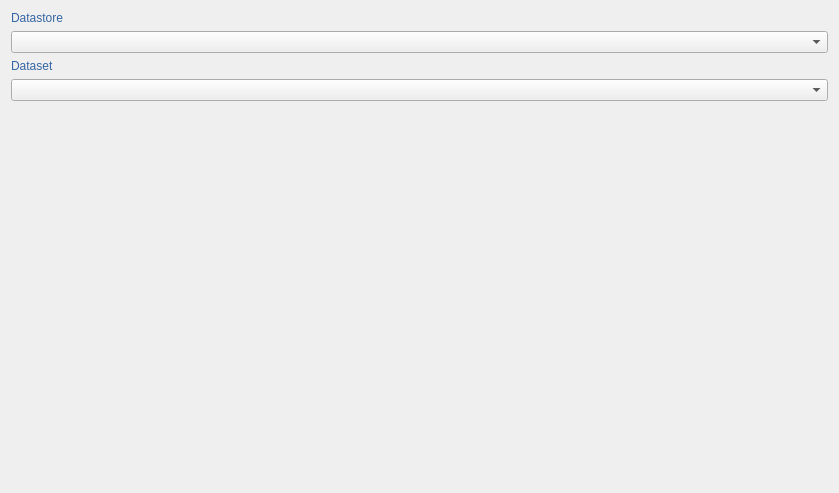
The window that geotuileur/gui/publication_creation/qwp_publication_form.ui (JulesGrillot/plugin-qgis-geoplateforme) describes before a commit, drawn with Qt 5.
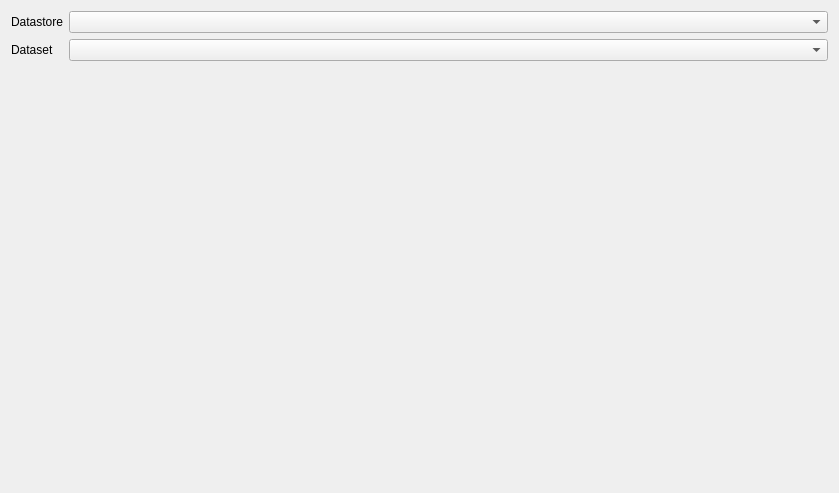
The same window after the commit. Custom widgets are drawn as their Qt base class.

Commit message: Remove specific style for QLabel

```diff
--- a/geotuileur/gui/publication_creation/qwp_publication_form.ui
+++ b/geotuileur/gui/publication_creation/qwp_publication_form.ui
@@ -17,7 +17,42 @@
    <locale language="English" country="UnitedStates"/>
   </property>
   <layout class="QGridLayout" name="gridLayout">
-   <item row="7" column="0">
+   <item row="1" column="1">
+    <widget class="DatastoreComboBox" name="cbx_datastore"/>
+   </item>
+   <item row="5" column="1">
+    <widget class="StoredDataComboBox" name="cbx_stored_data"/>
+   </item>
+   <item row="5" column="0">
+    <widget class="QLabel" name="lbl_stored_data">
+     <property name="sizePolicy">
+      <sizepolicy hsizetype="Fixed" vsizetype="Preferred">
+       <horstretch>0</horstretch>
+       <verstretch>0</verstretch>
+      </sizepolicy>
+     </property>
+     <property name="text">
+      <string>Dataset</string>
+     </property>
+    </widget>
+   </item>
+   <item row="1" column="0">
+    <widget class="QLabel" name="lbl_datastore">
+     <property name="sizePolicy">
+      <sizepolicy hsizetype="Fixed" vsizetype="Preferred">
+       <horstretch>0</horstretch>
+       <verstretch>0</verstretch>
+      </sizepolicy>
+     </property>
+     <property name="text">
+      <string>Datastore</string>
+     </property>
+    </widget>
+   </item>
+   <item row="6" column="0" colspan="2">
+    <widget class="PublicationForm" name="wdg_publication_form" native="true"/>
+   </item>
+   <item row="7" column="0" colspan="2">
     <spacer name="verticalSpacer">
      <property name="orientation">
       <enum>Qt::Vertical</enum>
@@ -30,44 +65,18 @@
      </property>
     </spacer>
    </item>
-   <item row="6" column="0">
-    <widget class="PublicationForm" name="wdg_publication_form" native="true"/>
-   </item>
-   <item row="0" column="0">
-    <widget class="QLabel" name="lbl_datastore">
-     <property name="styleSheet">
-      <string notr="true">font: 75 13pt &quot;Ubuntu Condensed&quot;;
-color: rgb(52, 101, 164);</string>
-     </property>
-     <property name="text">
-      <string>Datastore</string>
-     </property>
-    </widget>
-   </item>
-   <item row="4" column="0">
-    <widget class="QLabel" name="lbl_stored_data">
-     <property name="styleSheet">
-      <string notr="true">font: 75 13pt &quot;Ubuntu Condensed&quot;;
-color: rgb(52, 101, 164);</string>
-     </property>
-     <property name="text">
-      <string>Dataset</string>
-     </property>
-    </widget>
-   </item>
-   <item row="1" column="0">
-    <widget class="DatastoreComboBox" name="cbx_datastore"/>
-   </item>
-   <item row="5" column="0">
-    <widget class="StoredDataComboBox" name="cbx_stored_data"/>
-   </item>
   </layout>
  </widget>
  <customwidgets>
   <customwidget>
    <class>DatastoreComboBox</class>
    <extends>QComboBox</extends>
-   <header location="global">geotuileur.gui.cbx_datastore</header>
+   <header>geotuileur.gui.cbx_datastore</header>
+  </customwidget>
+  <customwidget>
+   <class>StoredDataComboBox</class>
+   <extends>QComboBox</extends>
+   <header>geotuileur.gui.cbx_stored_data</header>
   </customwidget>
   <customwidget>
    <class>PublicationForm</class>
@@ -75,11 +84,6 @@
    <header location="global">geotuileur.gui.publication_creation.wdg_publication_form.h</header>
    <container>1</container>
   </customwidget>
-  <customwidget>
-   <class>StoredDataComboBox</class>
-   <extends>QComboBox</extends>
-   <header location="global">geotuileur.gui.cbx_stored_data</header>
-  </customwidget>
  </customwidgets>
  <resources/>
  <connections/>
```
The commit also changes 4 other files.
